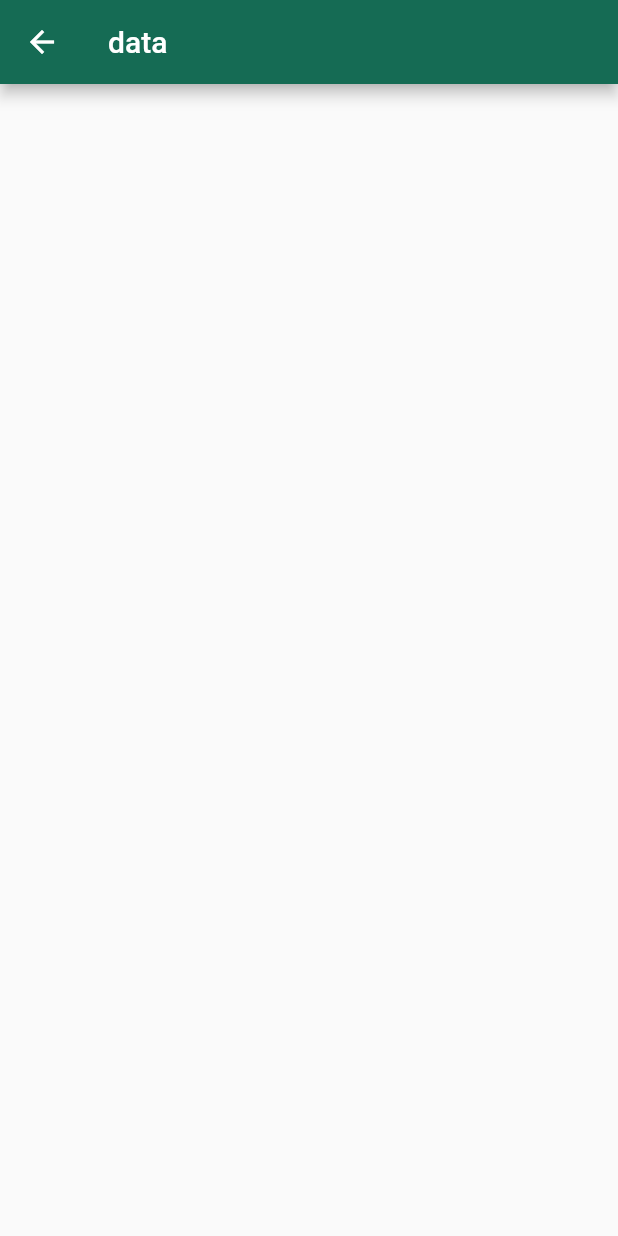
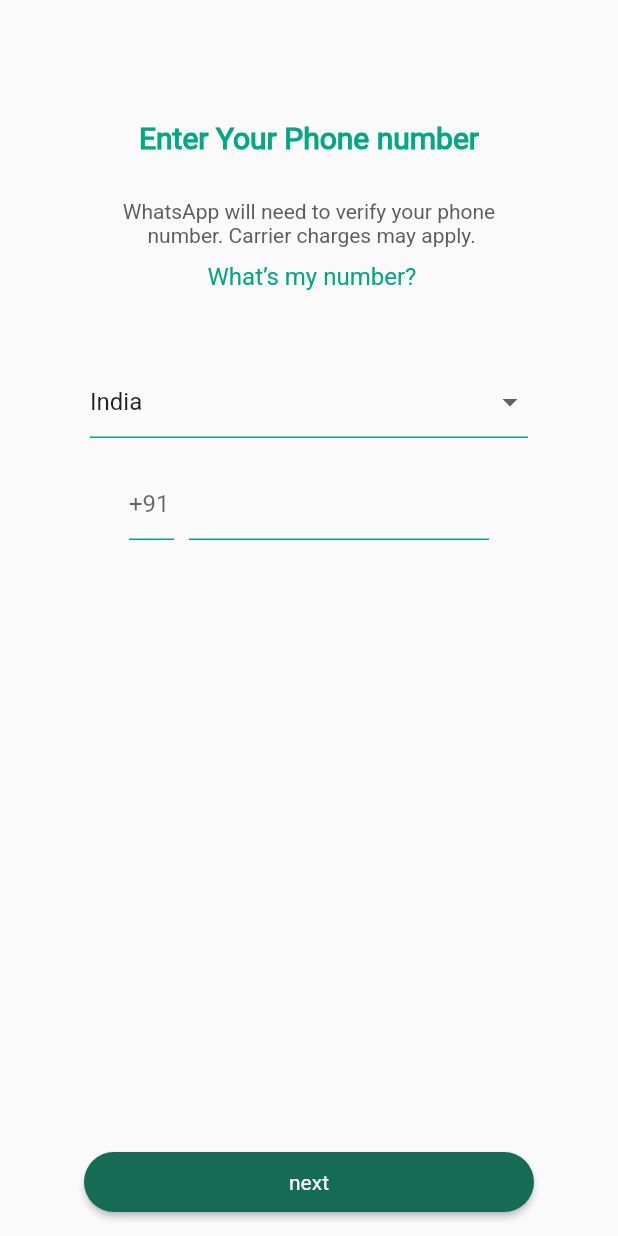
Before and after one commit to vikaskumar9761/WhatsApp-UI, a Flutter app: the screen it shows after launch, after a tap on "agree and continuous", on a phone screen of 412 x 824 dp. Run offline on Flutter 3.47's test engine with Material 3 defaults, Android fonts, the phone set to English and light mode, and no system bars.

Commit message:
Splash login screen Complete

```diff
--- a/lib/Login/loginscreen.dart
+++ b/lib/Login/loginscreen.dart
@@ -1,13 +1,158 @@
 import 'package:flutter/material.dart';
+import 'package:whatsapp/Widgets/ui_helper.dart';
 
-class Loginscreen extends StatelessWidget {
-  const Loginscreen({super.key});
+class Loginscreen extends StatefulWidget {
+  @override
+  State<Loginscreen> createState() => _LoginscreenState();
+}
+
+class _LoginscreenState extends State<Loginscreen> {
+
+  TextEditingController phoneControler = TextEditingController();
+  List<String> countries = [
+    "India",
+    "USA",
+    "Canada",
+    "Australia",
+    "Germany",
+    "France",
+    "Italy",
+    "Japan",
+    "China",
+    "Brazil",
+    "Russia",
+    "South Africa",
+    "Mexico",
+    "Argentina",
+    "Spain",
+    "UK",
+    "Netherlands",
+    "Switzerland",
+    "Sweden",
+    "Norway",
+    "Denmark",
+    "Finland",
+    "Poland",
+    "Ukraine",
+    "South Korea",
+    "New Zealand",
+    "Indonesia",
+    "Turkey",
+    "Thailand",
+    "Saudi Arabia",
+  ];
+
+  String selectedCountry = "India";
 
   @override
   Widget build(BuildContext context) {
     return Scaffold(
-      appBar: AppBar(title: Text("data"),),
+      body: Column(
+        children: [
+          SizedBox(height: 80),
+          Center(
+            child: UiHelper.CustomText(
+              text: "Enter Your Phone number",
+              height: 20,
+              fontweight: FontWeight.bold,
+              color: Color(0xff00a884),
+            ),
+          ),
+          SizedBox(height: 30),
+          Center(
+            child: UiHelper.CustomText(
+              text: "WhatsApp will need to verify your phone",
+              height: 14,
+            ),
+          ),
+          Center(
+            child: UiHelper.CustomText(
+              text: " number. Carrier charges may apply.",
+              height: 14,
+            ),
+          ),
+          SizedBox(height: 10),
+          Center(
+            child: UiHelper.CustomText(
+              text: " What’s my number?",
+              height: 16,
+              color: Color(0xff00a884),
+            ),
+          ),
+          SizedBox(height: 50),
+          Padding(
+            padding: const EdgeInsets.only(right: 60, left: 60),
+            child: DropdownButtonFormField(
+              items:
+                  countries.map((String country) {
+                    return DropdownMenuItem(
+                      child: Text(country.toString()),
+                      value: country,
+                    );
+                  }).toList(),
+              onChanged: (value) {
+                setState(() {
+                  selectedCountry = value!;
+                });
+              },
+              value: selectedCountry,
+              decoration: InputDecoration(
+                enabledBorder: UnderlineInputBorder(
+                  borderSide: BorderSide(color: Color(0xff00a884)),
+                ),
+                focusedBorder: UnderlineInputBorder(
+                  borderSide: BorderSide(color: Color(0xff00a884)),
+                ),
+              ),
+            ),
+          ),
+          SizedBox(height: 20),
+          Row(
+            mainAxisAlignment: MainAxisAlignment.center,
+            children: [
+              SizedBox(
+                width: 30,
+                child: TextField(
+                  keyboardType: TextInputType.number,
 
+                  decoration: InputDecoration(
+                    hintText: "+91",
+                    border: UnderlineInputBorder(
+                      borderSide: BorderSide(color: Color(0xff00a884)),
+                    ),
+                    focusedBorder: UnderlineInputBorder(
+                      borderSide: BorderSide(color: Color(0xff00a884)),
+                    ),
+                    enabledBorder: UnderlineInputBorder(
+                      borderSide: BorderSide(color: Color(0xff00a884)),
+                    ),
+                  ),
+                ),
+              ),
+              SizedBox(width: 10),
+              SizedBox(
+                width: 200,
+                child: TextField(
+                  keyboardType: TextInputType.number,style: TextStyle(fontSize: 20),
+                  controller: phoneControler,
+                  decoration: InputDecoration(
+                    enabledBorder: UnderlineInputBorder(
+                      borderSide: BorderSide(color: Color(0xff00a884)),
+                    ),
+                    focusedBorder: UnderlineInputBorder(
+                      borderSide: BorderSide(color: Color(0xff00a884)),
+                    ),
+                  ),
+                ),
+              ),
+            ],
+          ),
+        ],
+      ),
+      floatingActionButton: UiHelper.CustomButton(callback: (){
+
+      }, buttonname: "next"),
+      floatingActionButtonLocation: FloatingActionButtonLocation.centerFloat,
     );
   }
 }
--- a/lib/main.dart
+++ b/lib/main.dart
@@ -16,7 +16,8 @@ class MyApp extends StatelessWidget {
       debugShowCheckedModeBanner: false,
       theme: ThemeData(
         useMaterial3: false,
-        colorScheme: ColorScheme.fromSeed(seedColor: Color(0xff00a884)),
+        colorScheme: ColorScheme.fromSeed(seedColor: Color(0xff00a884),),
+        fontFamily: "Regular"
       ),
       home: SplashScreen(),
     );
```
